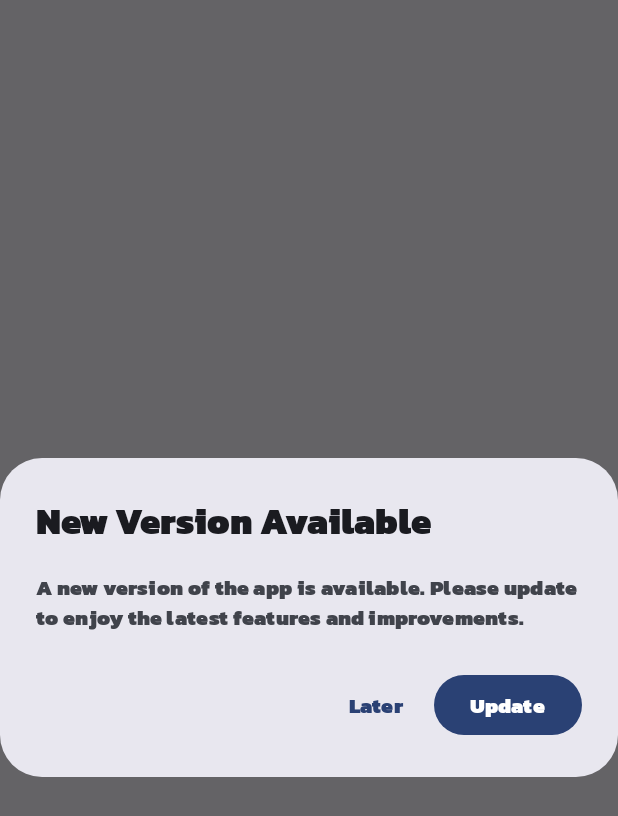
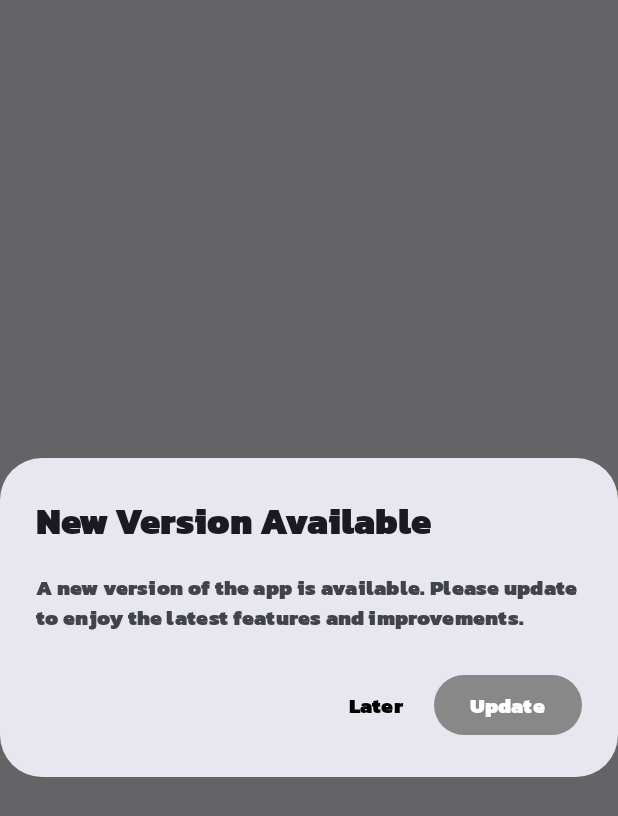
Before and after one commit to thepiyushapkaje/Punchline, an Android app built with Jetpack Compose: the composable UpdateAppDialog shown on its own in the app's theme, on a phone screen of 412 x 824 dp. Shown: the top 816 px of the screen. Run offline under Robolectric (Android 15) with nearby library versions, the phone set to English and light mode, and no system bars; 4 statements that could not run were skipped.

```diff
--- a/app/src/main/java/com/nextbigthing/thepunchline/ui/component/ContentCard.kt
+++ b/app/src/main/java/com/nextbigthing/thepunchline/ui/component/ContentCard.kt
@@ -37,10 +37,11 @@ fun CenteredCard(title: String, description: String, onNextArticleClick: () -> U
         LocalContext.current.getSystemService(Context.CLIPBOARD_SERVICE) as ClipboardManager
     Box(
         modifier = Modifier.fillMaxSize(),
-        contentAlignment = Alignment.Center
+        contentAlignment = Alignment.Center,
     ) {
         Card(
-            modifier = Modifier.padding(16.dp)
+            modifier = Modifier.padding(16.dp),
+            onClick = onNextArticleClick
         ) {
             Column(
                 modifier = Modifier
--- a/app/src/main/java/com/nextbigthing/thepunchline/ui/component/UpdateDialog.kt
+++ b/app/src/main/java/com/nextbigthing/thepunchline/ui/component/UpdateDialog.kt
@@ -1,10 +1,15 @@
 package com.nextbigthing.thepunchline.ui.component
 
+import androidx.compose.foundation.background
 import androidx.compose.material3.AlertDialog
 import androidx.compose.material3.Button
+import androidx.compose.material3.ButtonDefaults
 import androidx.compose.material3.Text
 import androidx.compose.material3.TextButton
 import androidx.compose.runtime.Composable
+import androidx.compose.ui.Modifier
+import androidx.compose.ui.graphics.Color
+import androidx.compose.ui.tooling.preview.Preview
 import androidx.compose.ui.window.DialogProperties
 import com.nextbigthing.thepunchline.ui.theme.KanitBlack
 
@@ -17,19 +22,24 @@ fun UpdateAppDialog(onUpdateClick: () -> Unit, onDismiss: () -> Unit) {
                 fontFamily = KanitBlack)
         },
         text = {
-            Text("A new version of the app is available. Please update to enjoy the latest features and improvements."
-                , fontFamily = KanitBlack)
+            Text("A new version of the app is available. Please update to enjoy the latest features and improvements.",
+                fontFamily = KanitBlack)
         },
         confirmButton = {
-            Button(onClick = { onUpdateClick() }) {
-                Text("Update"
-                    , fontFamily = KanitBlack)
+            Button(onClick = { onUpdateClick() },
+                colors = ButtonDefaults.buttonColors(
+                    containerColor = Color.Gray,
+                    contentColor = Color.White
+                )) {
+                Text("Update",
+                    fontFamily = KanitBlack)
             }
         },
         dismissButton = {
             TextButton(onClick = { onDismiss() }) {
-                Text("Later"
-                    , fontFamily = KanitBlack)
+                Text("Later",
+                    fontFamily = KanitBlack,
+                    color = Color.Black)
             }
         },
         properties = DialogProperties(dismissOnBackPress = true, dismissOnClickOutside = true)
```
